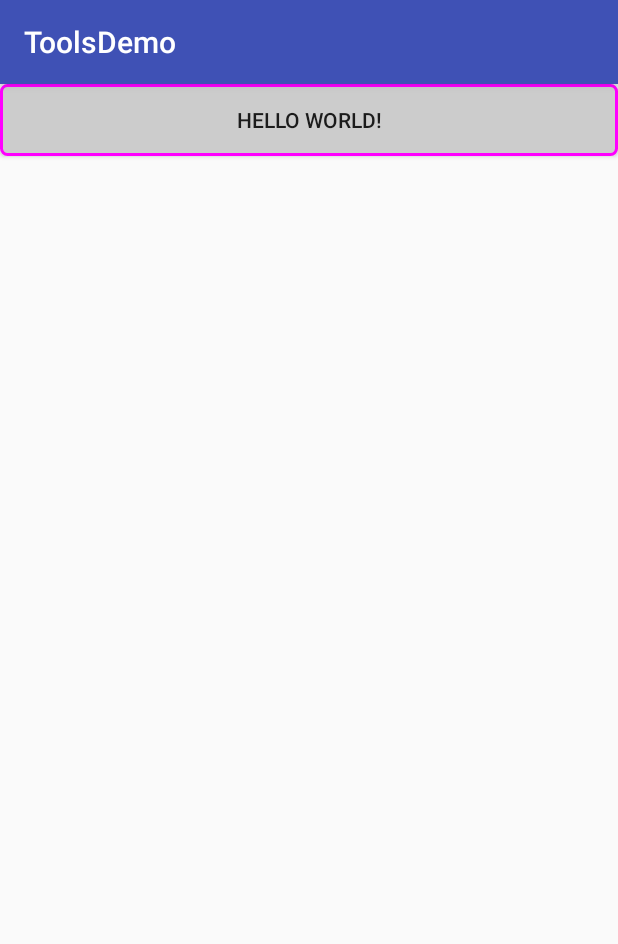
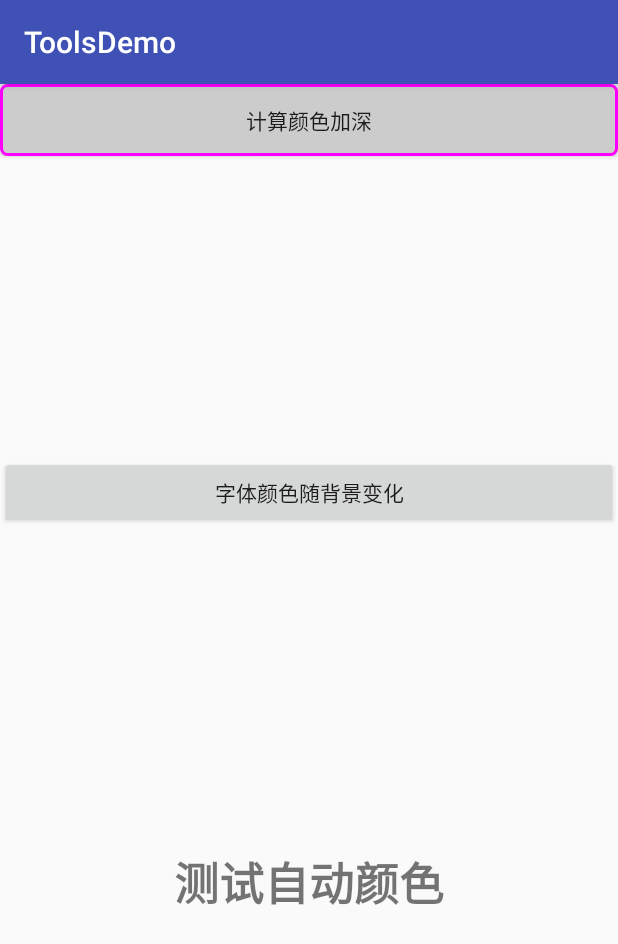
Before and after one commit to WVector/ToolsDemo, an Android app: the screen it shows after launch (MainActivity), on a phone screen of 412 x 824 dp. Shown: the top 944 px of the screen. Run offline under Robolectric (Android 15) with nearby library versions, the phone set to English and light mode, and no system bars.

Commit message:
添加计算反差色

```diff
--- a/app/src/main/res/layout/activity_main.xml
+++ b/app/src/main/res/layout/activity_main.xml
@@ -11,7 +11,7 @@
         android:id="@+id/btn"
         android:layout_width="match_parent"
         android:layout_height="wrap_content"
-        android:text="Hello World!"
+        android:text="计算颜色加深"
         />
 
     <ImageView
@@ -24,6 +24,22 @@
         android:layout_width="match_parent"
         android:layout_height="100dp"/>
 
+    <Button
+        android:id="@+id/btn_2"
+        android:layout_width="match_parent"
+        android:layout_height="wrap_content"
+        android:onClick="change"
+        android:text="字体颜色随背景变化"
+        />
+
+    <TextView
+        android:id="@+id/tv_result"
+        android:layout_width="match_parent"
+        android:layout_height="match_parent"
+        android:gravity="center"
+        android:text="测试自动颜色"
+        android:textSize="30sp"
+        android:textStyle="bold"/>
 
 
 </LinearLayout>
```
Also changed, not shown: app/src/main/java/com/vector/toolsdemo/MainActivity.java (+22 -0 lines), tools/src/main/java/com/vector/libtools/ui/DrawableUtils.java (+64 -58 lines).
